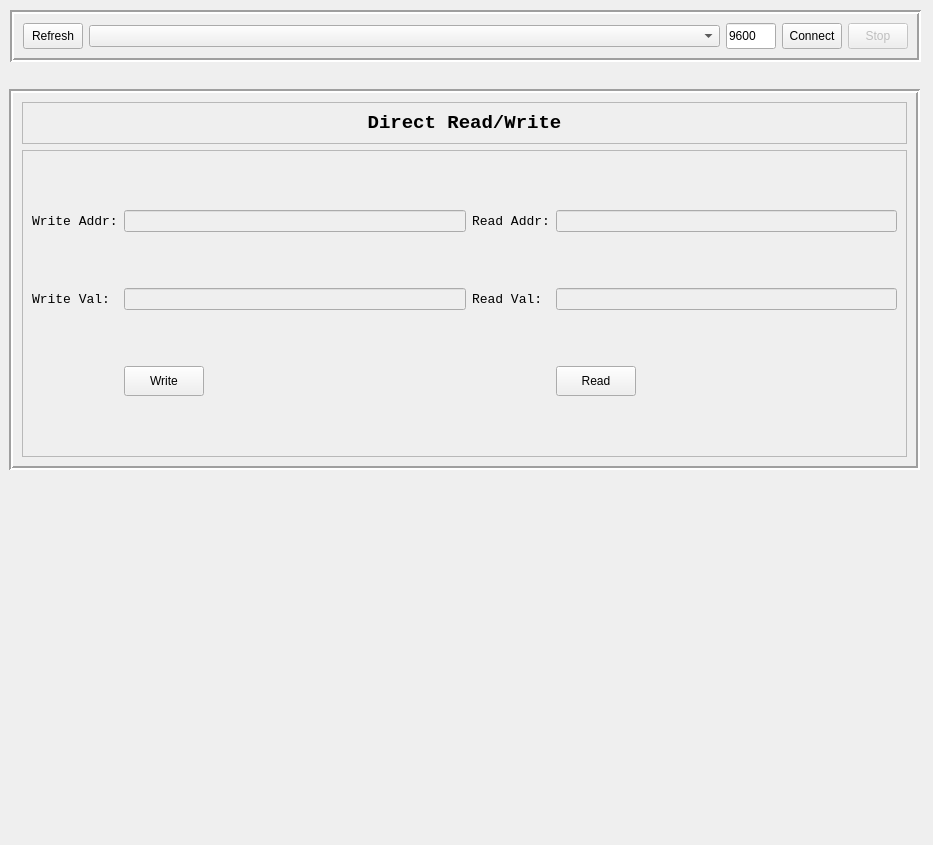
Before: the Qt Designer form host_ware/UIs/main_gui.ui in Mahmoussam/EwE, drawn with Qt 5.
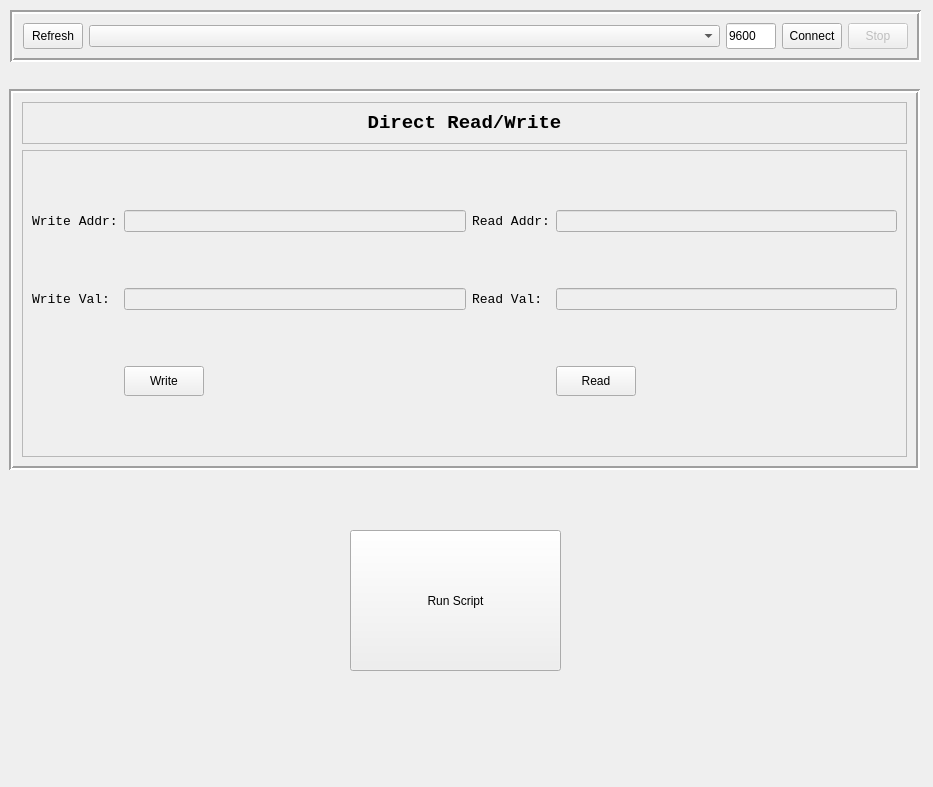
After: the same form once the commit is applied.

Commit message: added new status register reading UI

```diff
--- a/host_ware/UIs/main_gui.ui
+++ b/host_ware/UIs/main_gui.ui
@@ -7,7 +7,7 @@
     <x>0</x>
     <y>0</y>
     <width>933</width>
-    <height>845</height>
+    <height>787</height>
    </rect>
   </property>
   <property name="windowTitle">
@@ -316,6 +316,19 @@
     </item>
    </layout>
   </widget>
+  <widget class="QPushButton" name="pushButton">
+   <property name="geometry">
+    <rect>
+     <x>350</x>
+     <y>530</y>
+     <width>211</width>
+     <height>141</height>
+    </rect>
+   </property>
+   <property name="text">
+    <string>Run Script</string>
+   </property>
+  </widget>
  </widget>
  <resources/>
  <connections/>
```
Left out of the diff: 2 changed lines with no effect on the pictures. The commit also changes 4 other files.
